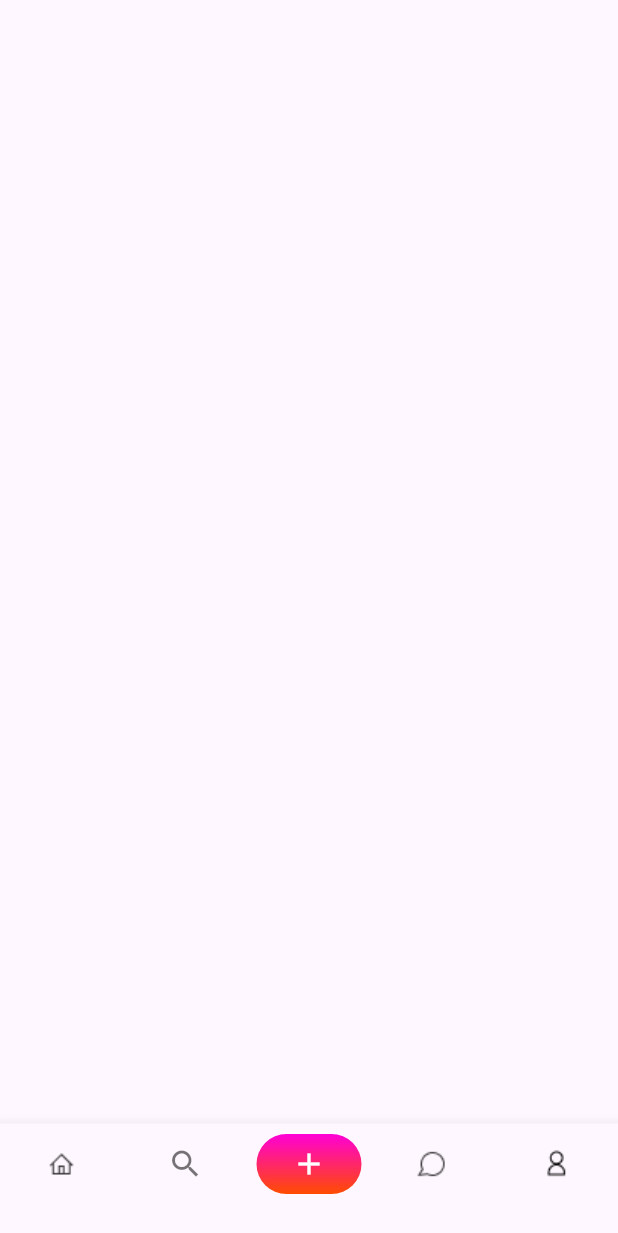
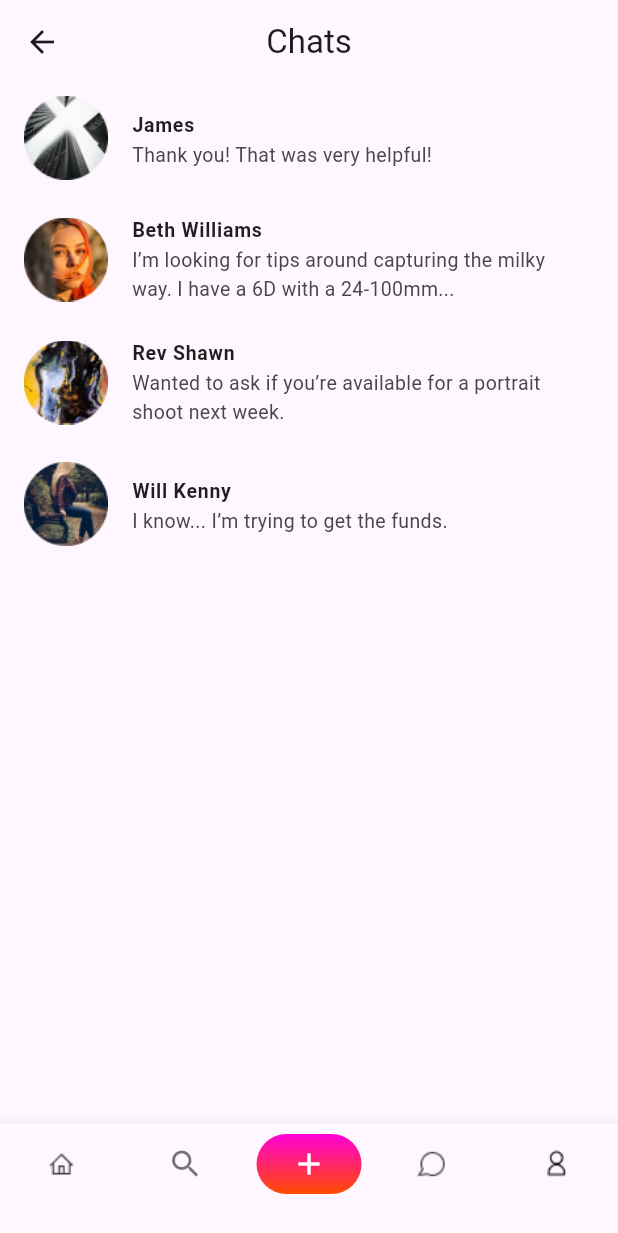
Before and after one commit to semetey2019/photo, a Flutter app: the MainPage screen opened directly, swiped to page 4, on a phone screen of 412 x 824 dp. Shown: the top 1233 px of the screen. Run offline on Flutter 3.47's test engine with Material 3 defaults, Android fonts, the phone set to English and light mode, and no system bars; our stand-ins replace cached_network_image.

Commit message:
chat page

```diff
--- /dev/null
+++ b/lib/features/main/presentation/pages/home/chat/chat_page.dart
@@ -0,0 +1,94 @@
+import 'package:flutter/material.dart';
+import 'package:photo/features/main/presentation/pages/home/chat/discussion_page.dart';
+
+class ChatPage extends StatefulWidget {
+  const ChatPage({super.key});
+
+  @override
+  State<ChatPage> createState() => _ChatPageState();
+}
+
+class _ChatPageState extends State<ChatPage> {
+  @override
+  Widget build(BuildContext context) {
+    return Scaffold(
+      appBar: AppBar(
+        title: const Text("Chats"),
+        centerTitle: true,
+      ),
+      body: Column(
+        children: [
+          Expanded(
+            child: ListView.separated(
+              itemCount: 4,
+              separatorBuilder: (BuildContext context, int index) =>
+                  const SizedBox(
+                height: 8,
+              ),
+              itemBuilder: (BuildContext context, int index) {
+                return ListTile(
+                  onTap: () {
+                    Navigator.push(
+                        context,
+                        MaterialPageRoute(
+                            builder: (_) => const DiscussionPage()));
+                  },
+                  shape: RoundedRectangleBorder(
+                    borderRadius: BorderRadius.circular(16),
+                  ),
+                  leading: Image.asset(
+                    'assets/profile/ellips${index + 1}.png',
+                  ),
+                  title: Text(
+                    continentsList[index].name,
+                    style: const TextStyle(
+                      color: Color(0xFF1E1E1E),
+                      fontSize: 13,
+                      fontWeight: FontWeight.w700,
+                    ),
+                  ),
+                  subtitle: Text(
+                    continentsList[index].description,
+                    style: const TextStyle(
+                      fontSize: 13,
+                      fontWeight: FontWeight.w400,
+                    ),
+                  ),
+                );
+              },
+            ),
+          ),
+        ],
+      ),
+    );
+  }
+}
+
+var chats = <String>[
+  'assets/profile/ellips1.png',
+  'assets/profile/ellips2.png',
+  'assets/profile/ellips3.png',
+  'assets/profile/ellips4png',
+];
+
+class ChatView {
+  const ChatView({required this.name, required this.description});
+  final String name;
+
+  final String description;
+}
+
+const ChatView asia =
+    ChatView(name: 'James', description: "Thank you! That was very helpful!");
+const ChatView africa = ChatView(
+    name: 'Will Kenny', description: "I know... I’m trying to get the funds.");
+const ChatView america = ChatView(
+    name: 'Beth Williams',
+    description:
+        "I’m looking for tips around capturing the milky way. I have a 6D with a 24-100mm...");
+const ChatView europe = ChatView(
+    name: 'Rev Shawn',
+    description:
+        "Wanted to ask if you’re available for a portrait shoot next week.");
+
+List<ChatView> continentsList = [asia, america, europe, africa];
--- a/lib/features/main/presentation/widgets/button_bar_widget.dart
+++ b/lib/features/main/presentation/widgets/button_bar_widget.dart
@@ -1,4 +1,5 @@
 import 'package:flutter/material.dart';
+import 'package:photo/features/main/presentation/pages/home/chat/chat_page.dart';
 
 import 'package:photo/features/main/presentation/pages/main/home_page.dart';
 import 'package:photo/features/main/presentation/pages/search/search_photo.dart';
@@ -41,7 +42,7 @@ class _MainPageState extends State<MainPage> {
             DiscoverPage(),
             SearchPhotoPage(),
             Scaffold(),
-            Scaffold(),
+            ChatPage(),
             ProfilePage(),
           ],
         ),
```
Also changed, not shown: lib/features/main/presentation/pages/home/chat/discussion_page.dart (added, +76 -0 lines), assets/profile/ellips1.png (added), assets/profile/ellips2.png (added), assets/profile/ellips3.png (added), assets/profile/ellips4.png (added).
